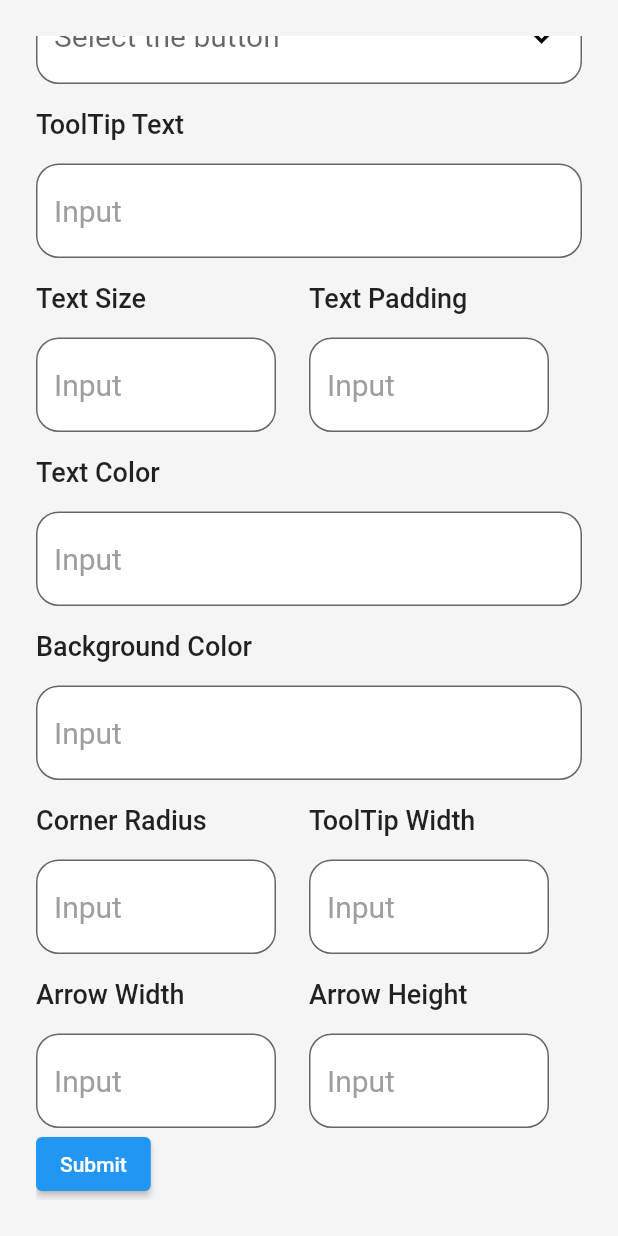
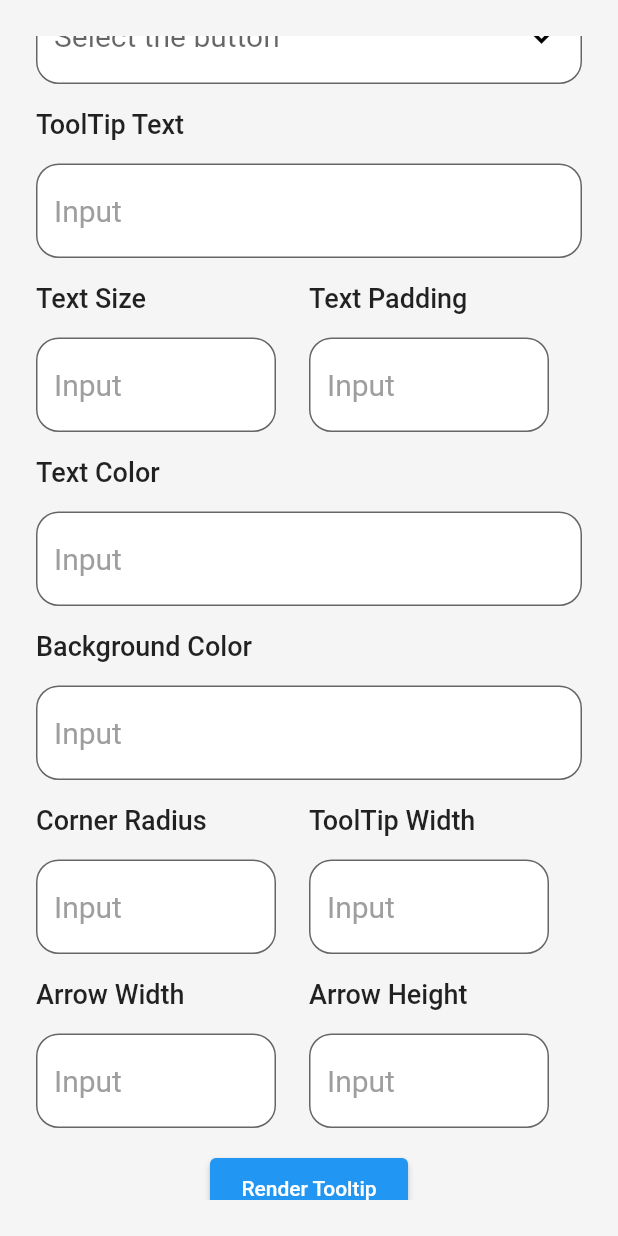
Before and after one commit to Tanvi129/ToolTip, a Flutter app: the screen it shows after launch, scrolled down 69 dp, on a phone screen of 412 x 824 dp. Run offline on Flutter 3.47's test engine with Material 2 defaults, Android fonts, the light colour scheme and no system bars; missing offline and left inert: dart:ffi.

Commit message:
Screen1 Button UI

```diff
--- a/lib/screens/Screen_1.dart
+++ b/lib/screens/Screen_1.dart
@@ -215,18 +215,25 @@ class Screen_1 extends StatelessWidget {
                     )
                   ],
                 ),
-                ElevatedButton(
+                const SizedBox(
+                  height: 16,
+                ),
+                Center(
+                  child: ElevatedButton(
                     onPressed: () {
-                    // Validate returns true if the form is valid, or false otherwise.
                       if (_formKey.currentState!.validate()) {
-                      // If the form is valid, display a snackbar. In the real world,
-                      // you'd often call a server or save the information in a database.
+
                         ScaffoldMessenger.of(context).showSnackBar(
                           const SnackBar(content: Text('Processing Data')),
                         );
                       }
                     },
-                  child: const Text('Submit'),
+                    child:  Container(
+                      alignment: Alignment.center,
+                      width: 100,
+                      height: 40,
+                      child:  const Text('Render Tooltip')),
+                  ),
                 ),
               ],
             ),
```
Lines whose indentation alone changed are shown as unchanged.
